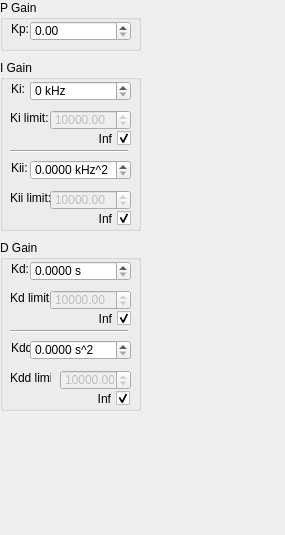
OxfordIonTrapGroup/stabilizer-ui, file l674_lock_ui/widgets/pid_settings.ui: the form before one commit.
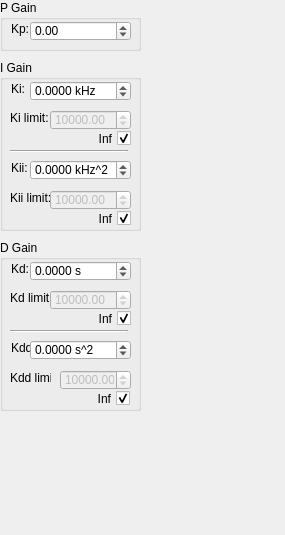
The form after the commit.

Commit message: UI fixes (parameter ranges etc.).

What changed in the file:
```diff
--- a/l674_lock_ui/widgets/pid_settings.ui
+++ b/l674_lock_ui/widgets/pid_settings.ui
@@ -53,7 +53,10 @@
      <string> kHz</string>
     </property>
     <property name="decimals">
-     <number>0</number>
+     <number>4</number>
+    </property>
+    <property name="minimum">
+     <double>-1000.000000000000000</double>
     </property>
     <property name="maximum">
      <double>1000.000000000000000</double>
@@ -186,6 +189,9 @@
     <property name="decimals">
      <number>4</number>
     </property>
+    <property name="minimum">
+     <double>-1.000000000000000</double>
+    </property>
     <property name="maximum">
      <double>1.000000000000000</double>
     </property>
@@ -268,6 +274,9 @@
     <property name="keyboardTracking">
      <bool>false</bool>
     </property>
+    <property name="minimum">
+     <double>-100000.000000000000000</double>
+    </property>
     <property name="maximum">
      <double>100000.000000000000000</double>
     </property>
@@ -328,6 +337,9 @@
     <property name="decimals">
      <number>4</number>
     </property>
+    <property name="minimum">
+     <double>-100000.000000000000000</double>
+    </property>
     <property name="maximum">
      <double>100000.000000000000000</double>
     </property>
@@ -459,6 +471,9 @@
     <property name="decimals">
      <number>4</number>
     </property>
+    <property name="minimum">
+     <double>-100000.000000000000000</double>
+    </property>
     <property name="maximum">
      <double>100000.000000000000000</double>
     </property>
```
The commit also changes 1 other file.
